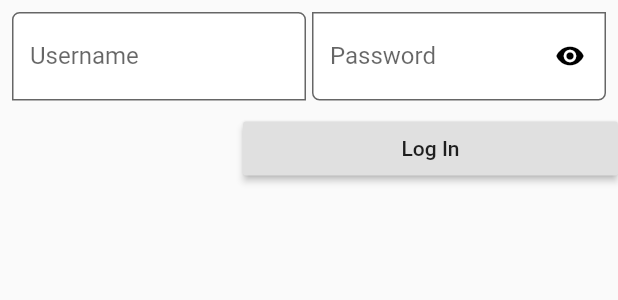
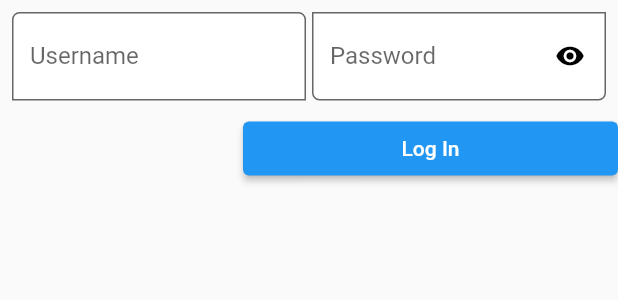
Before and after one commit to liodali/DynamicFormFlutter, a Flutter app: the LoginPage widget shown alone on an empty page, opened directly, on a phone screen of 412 x 824 dp. Shown: the top 300 px of the screen. Run offline on Flutter 3.47's test engine with Material 2 defaults, Android fonts, the phone set to English and light mode, and no system bars.

Commit message:
0.11.0-nullsafety.0 fix bugs

```diff
--- a/example/lib/login_page.dart
+++ b/example/lib/login_page.dart
@@ -19,24 +19,13 @@ class _LoginPageState extends State<LoginPage> {
       ),
       widthSide: 0.6,
     );
-    final buttonDecoration = ButtonDecorationElement(
-      backgroundColorButton: Colors.white,
-      widthSubmitButton: 200,
-      shapeButton: StadiumBorder().copyWith(
-        side: BorderSide(
-          color: Colors.amber,
-          width: 0.6,
-        ),
-      ),
-      elevation: 0.0,
-    );
     final controller = LoginFormController();
     return LoginForm(
       controller: controller,
       directionGroup: DirectionGroup.Horizontal,
       submitLogin: Container(
         width: 250,
-        child: RaisedButton(
+        child: ElevatedButton(
           onPressed: () {
             final email = controller.email;
             final password = controller.password;
--- a/example/lib/main.dart
+++ b/example/lib/main.dart
@@ -202,7 +202,7 @@ class SubmitForm extends StatelessWidget {
   @override
   Widget build(BuildContext context) {
     final controller = SimpleDynamicForm.of(context);
-    return RaisedButton(
+    return ElevatedButton(
       onPressed: () {
         print(controller.validate());
         print(controller.getAllValues());
--- a/example/pubspec.yaml
+++ b/example/pubspec.yaml
@@ -19,8 +19,6 @@ environment:
 dependencies:
   flutter:
     sdk: flutter
-  dynamic_form:
-    path: ../
   # The following adds the Cupertino Icons font to your application.
   # Use with the CupertinoIcons class for iOS style icons.
   cupertino_icons: ^0.1.3
@@ -28,6 +26,8 @@ dependencies:
 dev_dependencies:
   flutter_test:
     sdk: flutter
+  dynamic_form:
+    path: ../
 
 
 # For information on the generic Dart part of this file, see the
--- a/lib/src/utilities/text_controller_format_input.dart
+++ b/lib/src/utilities/text_controller_format_input.dart
@@ -58,7 +58,7 @@ class TextControllerFormatInput extends TextEditingController {
   }
 
   @override
-  void set text(String newText) {
+  set text(String newText) {
     if (super.text != newText) {
       super.text = newText;
       this.moveCursorToEnd();
--- a/lib/src/widgets/text_area_form_field.dart
+++ b/lib/src/widgets/text_area_form_field.dart
@@ -26,8 +26,7 @@ class _TextAreaFormFieldState extends State<TextAreaFormField> {
       validator: widget.element!.validator,
       minLines: 1,
       maxLines: widget.element!.maxLines,
-      inputFormatters: widget.element!.maxCharacter != null &&
-              widget.element!.maxCharacter != 0
+      inputFormatters: widget.element!.maxCharacter != 0
           ? [
               LengthLimitingTextInputFormatter(widget.element!.maxCharacter),
             ]
```
Also changed, not shown: lib/src/widgets/card_number_field.dart (+43 -28 lines), lib/src/widgets/country_text_field.dart (+5 -3 lines), lib/src/widgets/phone_text_field.dart (+4 -3 lines), example/pubspec.lock.
